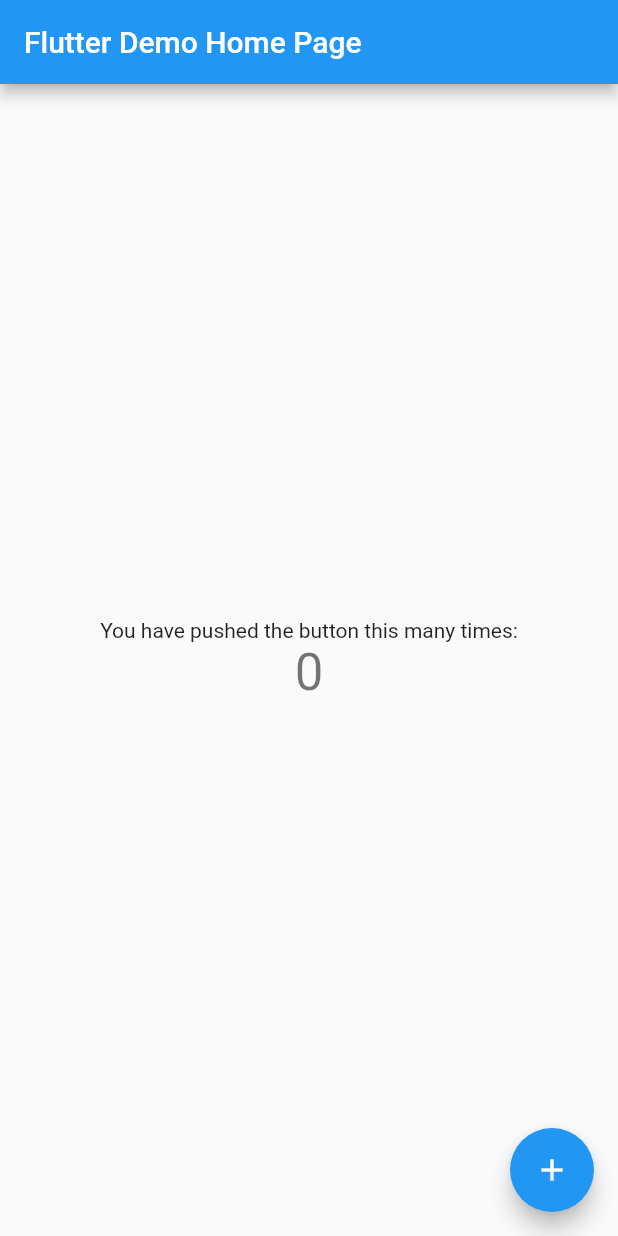
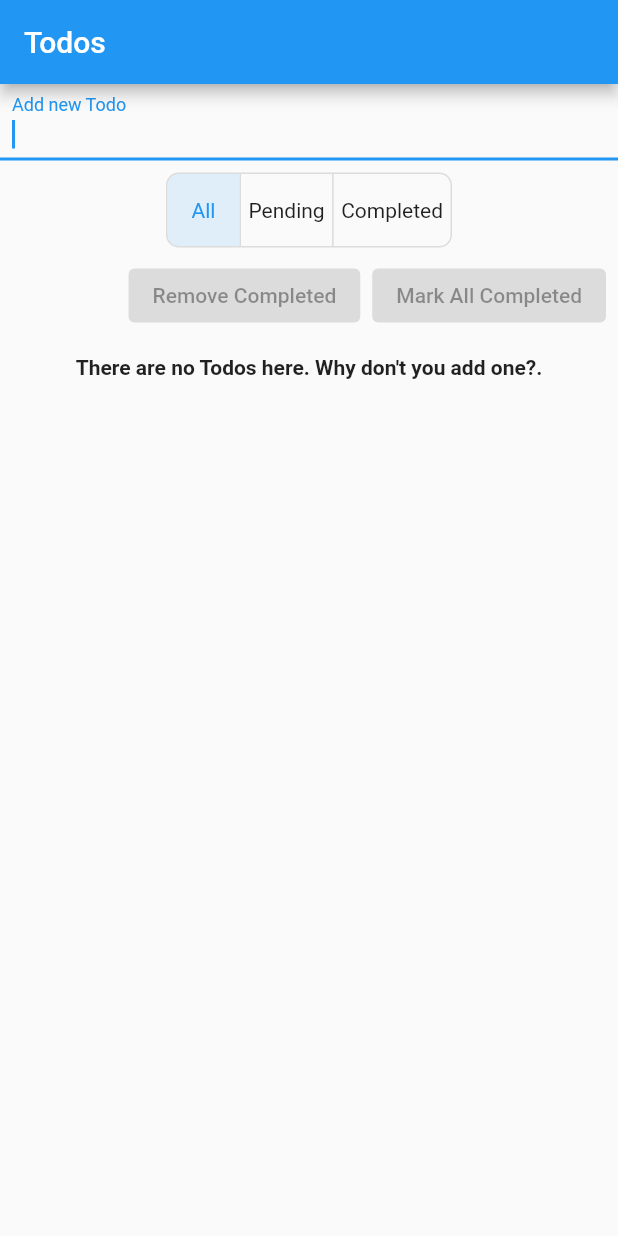
Before and after one commit to pranaypatel512/TodoMobxLearning, a Flutter app: the screen it shows after launch, on a phone screen of 412 x 824 dp. Run offline on Flutter 3.47's test engine with Material 2 defaults, Android fonts, the phone set to English and light mode, and no system bars; our stand-ins replace flutter_mobx, mobx; generated files the repository leaves out were written again.

Commit message:
[+] completed design and bind observable with ui

```diff
--- a/lib/main.dart
+++ b/lib/main.dart
@@ -1,7 +1,7 @@
 import 'package:flutter/material.dart';
 import 'package:flutter_mobx/flutter_mobx.dart';
 import 'package:provider/provider.dart';
-import 'package:todo_mobx_learning/TodoList.dart';
+import 'package:todo_mobx_learning/todolist.dart';
 
 void main() {
   runApp(const MyApp());
@@ -27,94 +27,29 @@ class MyApp extends StatelessWidget {
         // is not restarted.
         primarySwatch: Colors.blue,
       ),
-      home: const MyHomePage(title: 'Flutter Demo Home Page'),
+      home: const TodoExample(),
     );
   }
 }
 
-class MyHomePage extends StatefulWidget {
-  const MyHomePage({Key? key, required this.title}) : super(key: key);
-
-  // This widget is the home page of your application. It is stateful, meaning
-  // that it has a State object (defined below) that contains fields that affect
-  // how it looks.
-
-  // This class is the configuration for the state. It holds the values (in this
-  // case the title) provided by the parent (in this case the App widget) and
-  // used by the build method of the State. Fields in a Widget subclass are
-  // always marked "final".
-
-  final String title;
+class TodoExample extends StatelessWidget {
+  const TodoExample({Key? key}) : super(key: key);
 
   @override
-  State<MyHomePage> createState() => _MyHomePageState();
-}
-
-class _MyHomePageState extends State<MyHomePage> {
-  int _counter = 0;
-
-  void _incrementCounter() {
-    setState(() {
-      // This call to setState tells the Flutter framework that something has
-      // changed in this State, which causes it to rerun the build method below
-      // so that the display can reflect the updated values. If we changed
-      // _counter without calling setState(), then the build method would not be
-      // called again, and so nothing would appear to happen.
-      _counter++;
-    });
-  }
-
-  @override
-  Widget build(BuildContext context) {
-    // This method is rerun every time setState is called, for instance as done
-    // by the _incrementCounter method above.
-    //
-    // The Flutter framework has been optimized to make rerunning build methods
-    // fast, so that you can just rebuild anything that needs updating rather
-    // than having to individually change instances of widgets.
-    return Scaffold(
+  Widget build(BuildContext context) => Provider<TodoList>(
+      create: (_) => TodoList(),
+      child: Scaffold(
           appBar: AppBar(
-        // Here we take the value from the MyHomePage object that was created by
-        // the App.build method, and use it to set our appbar title.
-        title: Text(widget.title),
+            title: const Text('Todos'),
           ),
-      body: Center(
-        // Center is a layout widget. It takes a single child and positions it
-        // in the middle of the parent.
-        child: Column(
-          // Column is also a layout widget. It takes a list of children and
-          // arranges them vertically. By default, it sizes itself to fit its
-          // children horizontally, and tries to be as tall as its parent.
-          //
-          // Invoke "debug painting" (press "p" in the console, choose the
-          // "Toggle Debug Paint" action from the Flutter Inspector in Android
-          // Studio, or the "Toggle Debug Paint" command in Visual Studio Code)
-          // to see the wireframe for each widget.
-          //
-          // Column has various properties to control how it sizes itself and
-          // how it positions its children. Here we use mainAxisAlignment to
-          // center the children vertically; the main axis here is the vertical
-          // axis because Columns are vertical (the cross axis would be
-          // horizontal).
-          mainAxisAlignment: MainAxisAlignment.center,
+          body: Column(
             children: <Widget>[
-            const Text(
-              'You have pushed the button this many times:',
-            ),
-            Text(
-              '$_counter',
-              style: Theme.of(context).textTheme.headline4,
-            ),
+              AddTodo(),
+              const ActionBar(),
+              const Description(),
+              const TodoListView()
             ],
-        ),
-      ),
-      floatingActionButton: FloatingActionButton(
-        onPressed: _incrementCounter,
-        tooltip: 'Increment',
-        child: const Icon(Icons.add),
-      ), // This trailing comma makes auto-formatting nicer for build methods.
-    );
-  }
+          )));
 }
 
 /*Add to do widget*/
@@ -190,11 +125,68 @@ class ActionBar extends StatelessWidget {
         ),
         Observer(builder: (_) =>
             ButtonBar(children: <Widget>[
-            ElevatedButton(onPressed: list.canRemoveAllCompleted ? list.removeCompleted : null, child: const Text('Remove Completed')),
-            ElevatedButton(onPressed: list.canMarkAllCompleted ? list.markAllAsCompleted : null, child: const Text('Mark All Completed'))
+              ElevatedButton(onPressed: list.canRemoveAllCompleted
+                  ? list.removeCompleted
+                  : null, child: const Text('Remove Completed')),
+              ElevatedButton(onPressed: list.canMarkAllCompleted
+                  ? list.markAllAsCompleted
+                  : null, child: const Text('Mark All Completed'))
             ],)
         )
       ],
     );
   }
 }
+
+
+class TodoListView extends StatelessWidget {
+  const TodoListView({Key? key}) : super(key: key);
+
+  @override
+  Widget build(BuildContext context) {
+    final list = Provider.of<TodoList>(context);
+
+    return Observer(
+        builder: (_) => Flexible(
+            child: ListView.builder(
+                itemCount: list.visibleTodos.length,
+                itemBuilder: (_, index) {
+                  final todo = list.visibleTodos[index];
+                  return Observer(
+                      builder: (_) => CheckboxListTile(
+                            value: todo.done,
+                            onChanged: (flag) => todo.done = flag!,
+                            title: Row(
+                              children: <Widget>[
+                                Expanded(
+                                    child: Text(
+                                  todo.description,
+                                  overflow: TextOverflow.ellipsis,
+                                )),
+                                IconButton(
+                                    onPressed: () => list.removeTodo(todo),
+                                    icon: const Icon(Icons.delete))
+                              ],
+                            ),
+                          ));
+                })));
+  }
+}
+
+/*Description widget*/
+class Description extends StatelessWidget {
+  const Description({Key? key}) : super(key: key);
+
+  @override
+  Widget build(BuildContext context) {
+    final list = Provider.of<TodoList>(context);
+
+    return Observer(
+        builder: (_) => Padding(
+            padding: const EdgeInsets.all(8),
+            child: Text(
+              list.itemDescription,
+              style: const TextStyle(fontWeight: FontWeight.bold),
+            )));
+  }
+}
--- a/lib/todo.dart
+++ b/lib/todo.dart
@@ -1,15 +1,9 @@
-import 'package:json_annotation/json_annotation.dart';
 import 'package:mobx/mobx.dart';
 
 part 'todo.g.dart';
 
-@JsonSerializable()
-class Todo extends _Todo with _$Todo {
-  Todo(String description) : super(description);
 
-  factory Todo.fromJson(Map<String, dynamic> json) => _$TodoFromJson(json);
-  Map<String, dynamic> toJson() => _$TodoToJson(this);
-}
+class Todo = _Todo with _$Todo;
 
 abstract class _Todo with Store {
   _Todo(this.description);
--- a/pubspec.yaml
+++ b/pubspec.yaml
@@ -42,7 +42,6 @@ dev_dependencies:
     sdk: flutter
   build_runner: ^2.1.11
   mobx_codegen: ^2.0.7
-  json_annotation: ^4.4.0
 
   # The "flutter_lints" package below contains a set of recommended lints to
   # encourage good coding practices. The lint set provided by the package is
```
Also changed, not shown: lib/todolist.dart (renamed from lib/TodoList.dart), pubspec.lock. Lines whose indentation alone changed are shown as unchanged.
